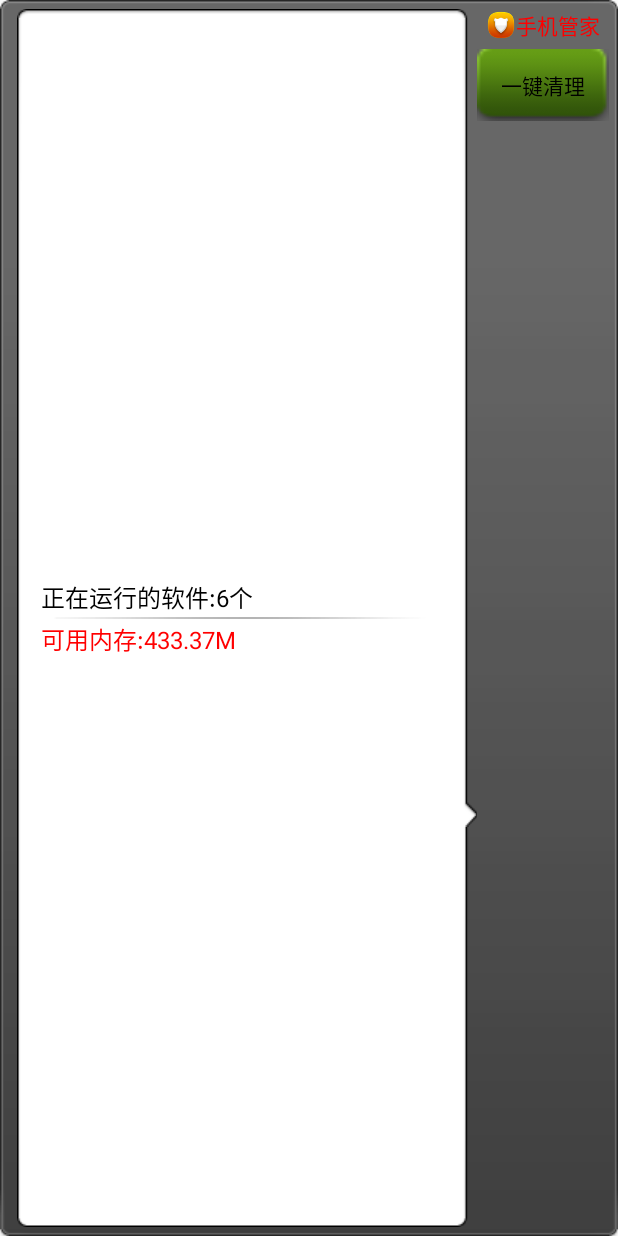
After one commit to boarmy/PhoneManager, an Android app: the layout processmanager_appwidget.xml on its own in the app's theme, with its tools: preview values and no code run, on a phone screen of 412 x 824 dp. The commit adds this screen. Run offline under Robolectric (Android 15) with nearby library versions, the phone set to English and light mode, and no system bars.

Commit message:
实现了桌面小工具功能。

```diff
--- a/phonemanager/src/main/java/com/example/administrator/dao/LockAppDao.java
+++ b/phonemanager/src/main/java/com/example/administrator/dao/LockAppDao.java
@@ -37,14 +37,14 @@ public class LockAppDao {
         return db.insert("lockapp",null,cv);*/
         ContentValues cv=new ContentValues();//用内容提供者来判断锁定的应用是否改变  这样可以随时更新应用的信息 防止应用更新不及时
         cv.put("packagename", pkg);
-        ctx.getContentResolver().insert(Uri.parse("content://com.cskaoyan.app"), cv);
+        ctx.getContentResolver().insert(Uri.parse("content://com.example.administrator.phonemanager"), cv);
         return  0;
     }
     public int deleteFromDb(String pkg){
       /*  String[]i={pkg};
         return db.delete("lockapp", "packagename=?", i);*/
         String[] args={pkg};
-        return  ctx.getContentResolver().delete(Uri.parse("content://com.cskaoyan.app"), "packagename=?",args);
+        return  ctx.getContentResolver().delete(Uri.parse("content://com.example.administrator.phonemanager"), "packagename=?",args);
     }
     //得到所有的加了锁的应用
     public List<String> getAllLockApp(){
--- a/phonemanager/src/main/java/com/example/administrator/phonemanager/LockAppActivity.java
+++ b/phonemanager/src/main/java/com/example/administrator/phonemanager/LockAppActivity.java
@@ -44,7 +44,7 @@ public class LockAppActivity extends ActionBarActivity {
             //临时解锁0--》 告诉service我们的应用是临时解锁的应用，不要加锁
 
             Intent applock = new Intent();
-            applock.setAction("com.cskaoyan.mobilemanager.tempunlock");
+            applock.setAction("com.example.administrator.tempunlock");
             applock.putExtra("package",packagename);
             sendBroadcast(applock);
             finish();
--- a/phonemanager/src/main/java/com/example/administrator/provider/MyAppLockProvider.java
+++ b/phonemanager/src/main/java/com/example/administrator/provider/MyAppLockProvider.java
@@ -12,6 +12,8 @@ import com.example.administrator.db.MyLockAppDBHelper;
 /**
  * Created by Administrator on 2016/4/1.
  */
+
+//为了在进程管理中选中的进程名称 在当它存储在数据库中的内容发生变化时 及时的通知listview让它及时更新 而注册的一个内容提供者ContentProvider 作用为共享数据
 public class MyAppLockProvider extends ContentProvider {
     private MyLockAppDBHelper helper;
     SQLiteDatabase db;
@@ -38,14 +40,14 @@ public class MyAppLockProvider extends ContentProvider {
     @Override
     public Uri insert(Uri uri, ContentValues values) {
         db.insert("lockapp", null, values);
-        getContext().getContentResolver().notifyChange(Uri.parse("content://com.example.administrator"),null);
+        getContext().getContentResolver().notifyChange(Uri.parse("content://com.example.administrator.phonemanager"),null);
         return null;
     }
 
     @Override
     public int delete(Uri uri, String selection, String[] selectionArgs) {
         db.delete("lockapp",selection,selectionArgs);
-        getContext().getContentResolver().notifyChange(Uri.parse("content://com.example.administrator"), null);
+        getContext().getContentResolver().notifyChange(Uri.parse("content://com.example.administrator.phonemanager"), null);
         return 0;
     }
 
--- a/phonemanager/src/main/java/com/example/administrator/service/MyLockAppService.java
+++ b/phonemanager/src/main/java/com/example/administrator/service/MyLockAppService.java
@@ -21,6 +21,7 @@ import java.util.List;
 /**
  * Created by Administrator on 2016/4/1.
  */
+//注册一个服务 用来不停地接收内容的变化 这里面有广播接收者  内容观察者
 public class MyLockAppService  extends Service{
     private ActivityManager ams;
     private LockAppDao dao ;
@@ -40,7 +41,7 @@ public class MyLockAppService  extends Service{
         //动态注册广播接收者
         MyReceiver receiver = new MyReceiver();
         IntentFilter filter = new IntentFilter();
-        filter.addAction("com.cskaoyan.mobilemanager.tempunlock");//接受广播动作为com.cskaoyan.mobilemanager.tempunlock的广播
+        filter.addAction("com.example.administrator.tempunlock");//接受广播动作为com.example.administrator.tempunlock的广播
         registerReceiver(receiver, filter);                      //注册广播接受者
 
         lockedapplist=dao.getAllLockApp();
@@ -74,6 +75,7 @@ public class MyLockAppService  extends Service{
 
         return super.onStartCommand(intent, flags, startId);
     }
+    //建立一个广播接收者
     class MyReceiver extends BroadcastReceiver {
 
         @Override
--- /dev/null
+++ b/phonemanager/src/main/res/layout/processmanager_appwidget.xml
@@ -0,0 +1,79 @@
+<?xml version="1.0" encoding="utf-8"?>
+<LinearLayout xmlns:android="http://schemas.android.com/apk/res/android"
+    android:layout_width="match_parent"
+    android:layout_height="match_parent"
+    android:background="@drawable/widget_bg_portrait"
+    android:orientation="horizontal">
+
+    <LinearLayout
+        android:layout_width="0dp"
+        android:layout_height="fill_parent"
+        android:layout_marginLeft="5.0dip"
+        android:layout_weight="1"
+        android:background="@drawable/widget_bg_portrait_child"
+        android:gravity="center_vertical"
+        android:orientation="vertical"
+        android:paddingBottom="3.0dip"
+        android:paddingTop="3.0dip">
+
+        <TextView
+            android:id="@+id/tv_processwidget_count"
+            android:layout_width="wrap_content"
+            android:layout_height="wrap_content"
+            android:layout_marginLeft="10.0dip"
+            android:text="正在运行的软件:6个"
+            android:textColor="#000"
+            android:textSize="16sp" />
+
+        <ImageView
+            android:layout_width="fill_parent"
+            android:layout_height="wrap_content"
+            android:layout_marginBottom="1.0dip"
+            android:layout_marginTop="1.0dip"
+            android:background="@drawable/widget_bg_portrait_child_divider" />
+
+        <TextView
+            android:id="@+id/tv_processwidget_memory"
+            android:layout_width="wrap_content"
+            android:layout_height="wrap_content"
+            android:layout_marginLeft="10.0dip"
+            android:text="可用内存:433.37M"
+            android:textColor="#F00"
+            android:textSize="16sp" />
+    </LinearLayout>
+
+    <LinearLayout
+        android:layout_width="wrap_content"
+        android:layout_height="wrap_content"
+        android:gravity="center_horizontal"
+        android:orientation="vertical">
+
+        <LinearLayout
+            android:layout_width="wrap_content"
+            android:layout_height="wrap_content"
+            android:gravity="center_vertical">
+
+            <ImageView
+                android:layout_width="20.0dip"
+                android:layout_height="20.0dip"
+                android:src="@drawable/callmsgsafe" />
+
+            <TextView
+                android:layout_width="wrap_content"
+                android:layout_height="wrap_content"
+                android:text="手机管家"
+                android:textColor="#FF0000" />
+        </LinearLayout>
+
+        <Button
+            android:id="@+id/btn_widget_clear"
+            android:layout_width="wrap_content"
+            android:layout_height="wrap_content"
+            android:layout_centerVertical="true"
+            android:layout_marginTop="5.0dip"
+            android:background="@drawable/setupbt_bg"
+            android:text="一键清理"
+            android:textColor="#000000" />
+    </LinearLayout>
+
+</LinearLayout>
```
Also changed, not shown: phonemanager/src/main/AndroidManifest.xml (+8 -1 lines), phonemanager/src/main/java/com/example/administrator/application/MyApplication.java (+57 -7 lines), phonemanager/src/main/java/com/example/administrator/widget/MyAppWidgetProvider.java (added, +37 -0 lines), phonemanager/src/main/res/xml/example_appwidget_info.xml (added, +11 -0 lines), phonemanager/src/main/res/drawable/widget_bg_portrait.9.png (added), phonemanager/src/main/res/drawable/widget_bg_portrait_child.9.png (added), phonemanager/src/main/res/drawable/widget_bg_portrait_child_divider.png (added), 1 other file.
